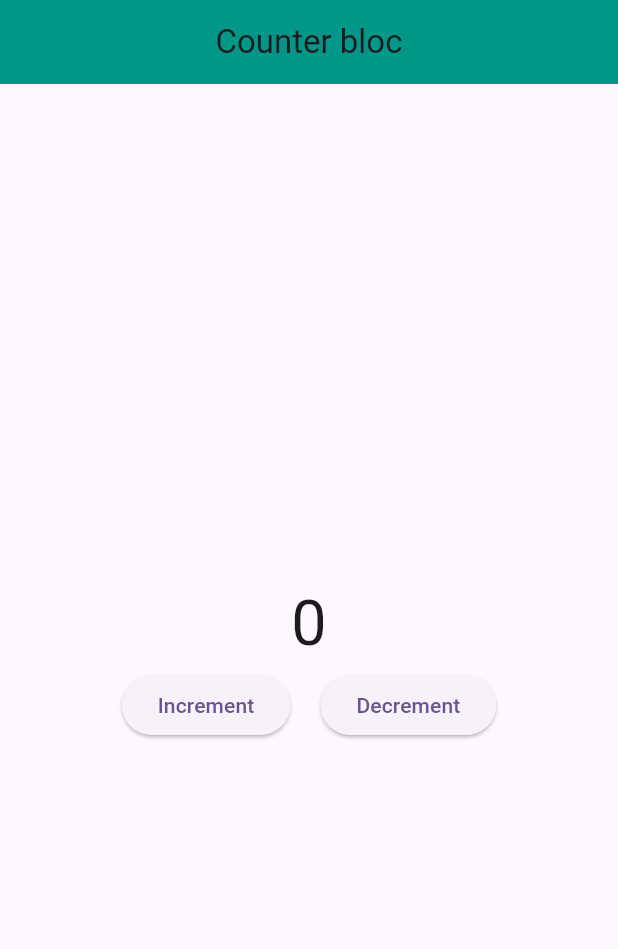
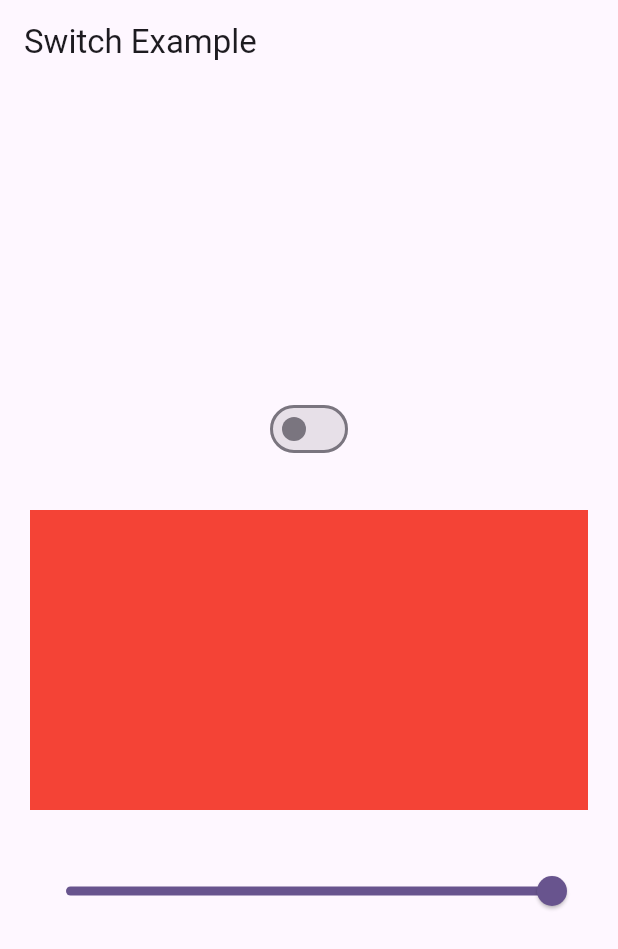
Before and after one commit to Rakibuzzamanakash/bloc_practice, a Flutter app: the screen it shows after launch, on a phone screen of 412 x 824 dp. Shown: the top 949 px of the screen. Run offline on Flutter 3.47's test engine with Material 3 defaults, Android fonts, the phone set to English and light mode, and no system bars; our stand-ins replace bloc, equatable, flutter_bloc.

Commit message:
switch bloc complete

```diff
--- /dev/null
+++ b/lib/bloc/switch/switch_bloc.dart
@@ -0,0 +1,19 @@
+import 'package:bloc/bloc.dart';
+import 'package:flutter_bloc_practice/bloc/switch/switch_events.dart';
+import 'package:flutter_bloc_practice/bloc/switch/switch_state.dart';
+
+class SwitchBloc extends Bloc<SwitchEvents,SwitchStates>{
+
+  SwitchBloc():super(const SwitchStates()){
+    on<EnableOrDisableNotification>(_enableOrDisableNotification);
+    on<SliderEvent>(_slider);
+
+  }
+
+  void _enableOrDisableNotification(EnableOrDisableNotification events,Emitter<SwitchStates> emit){
+   emit(state.copyWith(isSwitch: !state.isSwitch));
+  }
+  void _slider(SliderEvent events,Emitter<SwitchStates> emit){
+    emit(state.copyWith(slider: events.slider));
+  }
+}
--- /dev/null
+++ b/lib/bloc/switch/switch_events.dart
@@ -0,0 +1,18 @@
+import 'package:equatable/equatable.dart';
+
+abstract class SwitchEvents extends Equatable{
+ const SwitchEvents();
+
+ @override
+  List<Object> get props => [];
+}
+
+class EnableOrDisableNotification extends SwitchEvents{}
+
+class SliderEvent extends SwitchEvents{
+ final double slider;
+ const SliderEvent({required this.slider});
+
+ @override
+ List<Object> get props => [slider];
+}
--- /dev/null
+++ b/lib/bloc/switch/switch_state.dart
@@ -0,0 +1,20 @@
+import 'package:equatable/equatable.dart';
+
+class SwitchStates extends Equatable {
+  final bool isSwitch;
+  final double slider;
+
+  const SwitchStates({
+    this.isSwitch = false,
+    this.slider = 1.0,
+  });
+
+  SwitchStates copyWith({bool? isSwitch, double? slider}) {
+    return SwitchStates(
+        isSwitch: isSwitch ?? this.isSwitch,
+        slider: slider ?? this.slider);
+  }
+
+  @override
+  List<Object?> get props => [isSwitch,slider];
+}
--- a/lib/main.dart
+++ b/lib/main.dart
@@ -1,7 +1,9 @@
 import 'package:flutter/material.dart';
 import 'package:flutter_bloc/flutter_bloc.dart';
 import 'package:flutter_bloc_practice/bloc/counter/counter_bloc.dart';
+import 'package:flutter_bloc_practice/bloc/switch/switch_bloc.dart';
 import 'package:flutter_bloc_practice/ui/counter/counter_screen.dart';
+import 'package:flutter_bloc_practice/ui/switch_example/switch_example.dart';
 
 void main() {
   runApp(const MyApp());
@@ -12,8 +14,11 @@ class MyApp extends StatelessWidget {
 
   @override
   Widget build(BuildContext context) {
-    return BlocProvider(
-      create: (context) => CounterBloc(),
+    return MultiBlocProvider(
+      providers: [
+        BlocProvider(create: (context) => SwitchBloc(),),
+        BlocProvider(create: (context) => CounterBloc(),),
+      ],
       child: MaterialApp(
         title: 'flutter_bloc_practice_practice',
         debugShowCheckedModeBanner: false,
@@ -21,7 +26,7 @@ class MyApp extends StatelessWidget {
           colorScheme: ColorScheme.fromSeed(seedColor: Colors.deepPurple),
           useMaterial3: true,
         ),
-        home: const CounterScreen(),
+        home: const SwitchScreen(),
       ),
     );
   }
--- /dev/null
+++ b/lib/ui/switch_example/switch_example.dart
@@ -0,0 +1,55 @@
+import 'package:flutter/material.dart';
+import 'package:flutter_bloc/flutter_bloc.dart';
+import 'package:flutter_bloc_practice/bloc/switch/switch_bloc.dart';
+import 'package:flutter_bloc_practice/bloc/switch/switch_events.dart';
+import 'package:flutter_bloc_practice/bloc/switch/switch_state.dart';
+
+class SwitchScreen extends StatelessWidget {
+  const SwitchScreen({super.key});
+
+  @override
+  Widget build(BuildContext context) {
+    return Scaffold(
+      appBar: AppBar(
+        title: Text("Switch Example"),
+      ),
+      body: Padding(
+        padding: const EdgeInsets.all(20.0),
+        child: Column(
+          mainAxisAlignment: MainAxisAlignment.center,
+          crossAxisAlignment: CrossAxisAlignment.center,
+          children: [
+            BlocBuilder<SwitchBloc, SwitchStates>(
+              buildWhen: (previous,current) => previous.isSwitch != current.isSwitch,
+              builder: (context, state) {
+                return Switch(value: state.isSwitch, onChanged: (newValue) {
+                  context.read<SwitchBloc>().add(EnableOrDisableNotification());
+                });
+              },
+            ),
+            const SizedBox(height: 30,),
+            BlocBuilder<SwitchBloc, SwitchStates>(
+              builder: (context, state) {
+                return  Container(
+                  height: 200,
+                  color: Colors.red.withOpacity(state.slider),
+                );
+              },
+            ),
+
+            const SizedBox(height: 30,),
+            BlocBuilder<SwitchBloc, SwitchStates>(
+              buildWhen: (previous,current) => previous.slider != current.slider,
+              builder: (context, state) {
+                return Slider(value: state.slider, onChanged: (value) {
+                  context.read<SwitchBloc>().add(SliderEvent(slider: value));
+                });
+              },
+            ),
+
+          ],
+        ),
+      ),
+    );
+  }
+}
```
